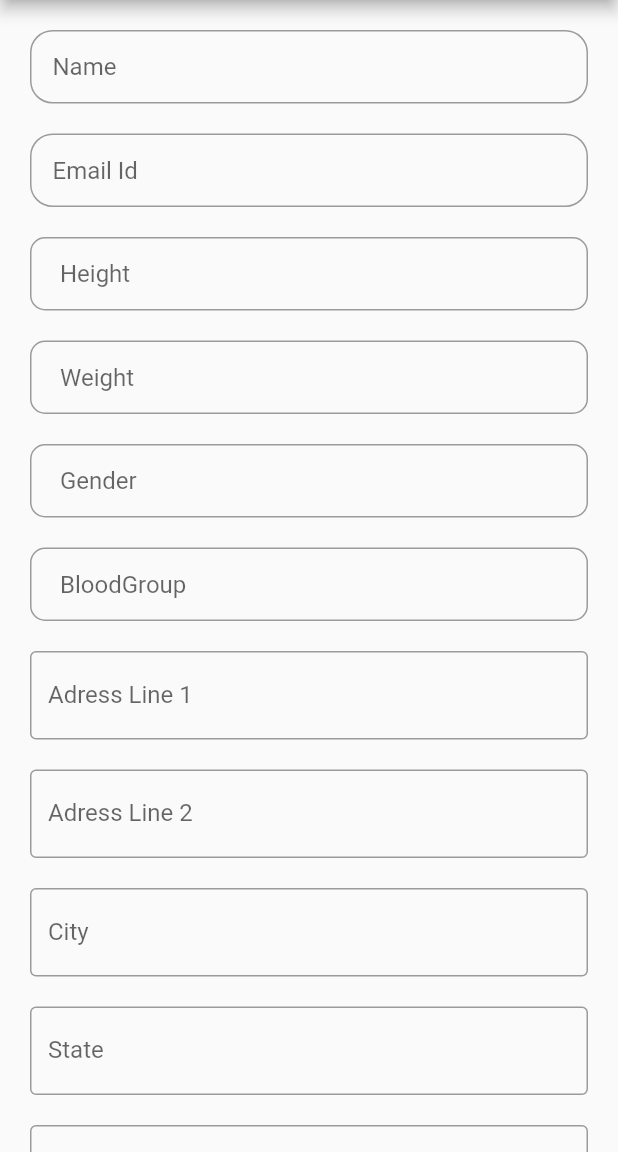
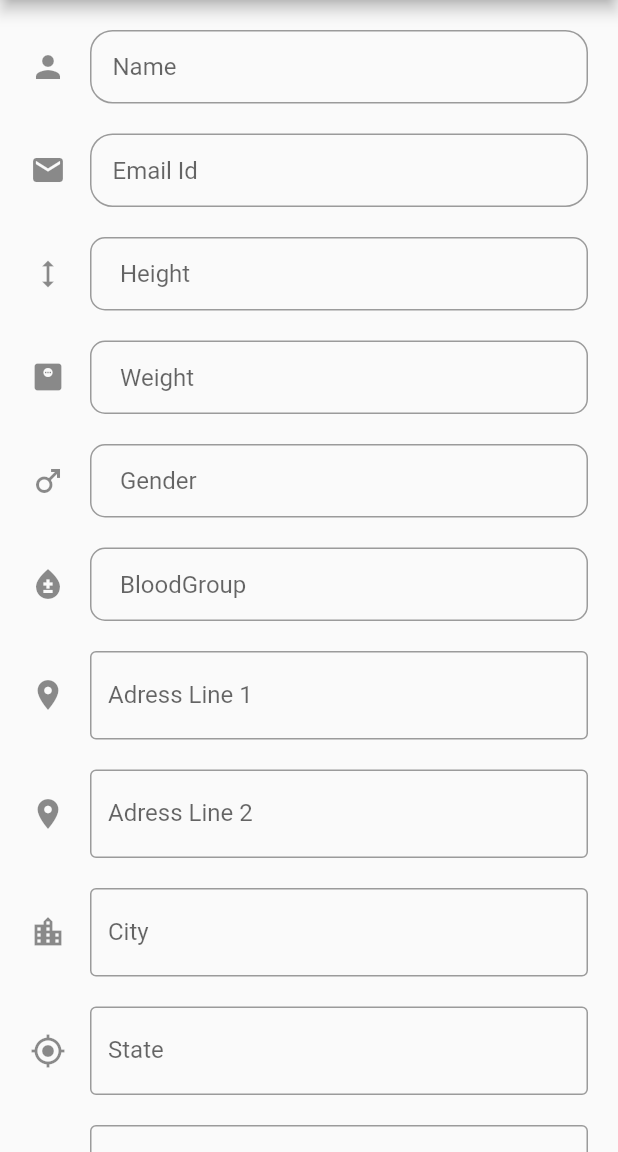
Before and after one commit to tnsmobilesolutions/tnshealth, a Flutter app: the SignupPage screen opened directly, on a phone screen of 412 x 824 dp, the part 84-1236 px from its top. Run offline on Flutter 3.47's test engine with Material 2 defaults, Android fonts, the phone set to English and light mode, and no system bars; our stand-ins replace animated_splash_screen, cloud_firestore, firebase_auth, firebase_core, firebase_storage, image_picker; accounts and stored records are empty.

Commit message:
signUp page

```diff
--- a/lib/API/userAPI.dart
+++ b/lib/API/userAPI.dart
@@ -82,6 +82,7 @@ class userAPI {
               'gender': _appUser.gender,
               'height': _appUser.height,
               'weight': _appUser.weight,
+              'country': _appUser.country,
               'phoneNumber': _appUser.phoneNumber,
               'address': [
                 {
--- a/lib/screen/signup.dart
+++ b/lib/screen/signup.dart
@@ -1,6 +1,5 @@
 import 'package:flutter/material.dart';
 
-import 'package:intl_phone_field/intl_phone_field.dart';
 import 'package:tnshealth/API/userAPI.dart';
 import 'package:tnshealth/model/addressmodel.dart';
 import 'package:tnshealth/model/usermodel.dart';
@@ -34,6 +33,7 @@ class _SignupPageState extends State<SignupPage> {
   final weightcontroller = TextEditingController();
   final gendercontroller = TextEditingController();
   final addresstypecontroller = TextEditingController();
+  final countrycontroller = TextEditingController();
 
   final kTextStyle = const TextStyle(fontSize: 20, fontWeight: FontWeight.bold);
   final kTabBar = const TextStyle(fontSize: 18, fontWeight: FontWeight.bold);
@@ -50,6 +50,7 @@ class _SignupPageState extends State<SignupPage> {
       textInputAction: TextInputAction.next,
       controller: fullnamecontroller,
       decoration: InputDecoration(
+          icon: const Icon(Icons.person),
           contentPadding: const EdgeInsets.all(15),
           hintText: 'Name',
           border: OutlineInputBorder(borderRadius: BorderRadius.circular(15))),
@@ -87,6 +88,7 @@ class _SignupPageState extends State<SignupPage> {
       },
       controller: emailcontroller,
       decoration: InputDecoration(
+          icon: const Icon(Icons.email),
           contentPadding: const EdgeInsets.all(15),
           hintText: 'Email Id',
           border: OutlineInputBorder(borderRadius: BorderRadius.circular(15))),
@@ -113,6 +115,7 @@ class _SignupPageState extends State<SignupPage> {
       },
       textInputAction: TextInputAction.next,
       decoration: InputDecoration(
+        icon: const Icon(Icons.password),
         contentPadding: const EdgeInsets.fromLTRB(20, 15, 20, 15),
         hintText: "Password",
         border: OutlineInputBorder(
@@ -138,6 +141,7 @@ class _SignupPageState extends State<SignupPage> {
       },
       textInputAction: TextInputAction.done,
       decoration: InputDecoration(
+        icon: const Icon(Icons.password),
         contentPadding: const EdgeInsets.fromLTRB(20, 15, 20, 15),
         hintText: "Confirm Password",
         border: OutlineInputBorder(
@@ -157,6 +161,7 @@ class _SignupPageState extends State<SignupPage> {
       },
       textInputAction: TextInputAction.next,
       decoration: InputDecoration(
+        icon: const Icon(Icons.height),
         contentPadding: const EdgeInsets.fromLTRB(20, 15, 20, 15),
         hintText: "Height",
         border: OutlineInputBorder(
@@ -174,6 +179,7 @@ class _SignupPageState extends State<SignupPage> {
       },
       textInputAction: TextInputAction.next,
       decoration: InputDecoration(
+        icon: const Icon(Icons.monitor_weight),
         contentPadding: const EdgeInsets.fromLTRB(20, 15, 20, 15),
         hintText: "Weight",
         border: OutlineInputBorder(
@@ -193,6 +199,7 @@ class _SignupPageState extends State<SignupPage> {
       },
       textInputAction: TextInputAction.next,
       decoration: InputDecoration(
+        icon: const Icon(Icons.bloodtype),
         contentPadding: const EdgeInsets.fromLTRB(20, 15, 20, 15),
         hintText: "BloodGroup",
         border: OutlineInputBorder(
@@ -212,6 +219,7 @@ class _SignupPageState extends State<SignupPage> {
       },
       textInputAction: TextInputAction.next,
       decoration: InputDecoration(
+        icon: const Icon(Icons.male),
         contentPadding: const EdgeInsets.fromLTRB(20, 15, 20, 15),
         hintText: "Gender",
         border: OutlineInputBorder(
@@ -234,7 +242,8 @@ class _SignupPageState extends State<SignupPage> {
             AppUser _appUser = AppUser(
               name: fullnamecontroller.text.trim(),
               email: emailcontroller.text.trim(),
-              phoneNumber: phonenumbercontroller.text,
+              country: countrycontroller.text,
+              phoneNumber: phonenumbercontroller.text.trim(),
               userId: const Uuid().v1(),
               address: [
                 Address(
@@ -271,7 +280,6 @@ class _SignupPageState extends State<SignupPage> {
                 ),
               );
             } else {
-              print('AppUser is null');
               ScaffoldMessenger.of(context).showSnackBar(
                 SnackBar(
                   backgroundColor: Theme.of(context).iconTheme.color,
@@ -318,6 +326,7 @@ class _SignupPageState extends State<SignupPage> {
                   textInputAction: TextInputAction.next,
                   controller: adressline1namecontroller,
                   decoration: const InputDecoration(
+                    icon: Icon(Icons.location_on),
                     border: OutlineInputBorder(),
                     labelText: 'Adress Line 1',
                   ),
@@ -327,6 +336,7 @@ class _SignupPageState extends State<SignupPage> {
                   textInputAction: TextInputAction.next,
                   controller: adressline2namecontroller,
                   decoration: const InputDecoration(
+                    icon: Icon(Icons.location_on),
                     border: OutlineInputBorder(),
                     labelText: 'Adress Line 2',
                   ),
@@ -336,6 +346,7 @@ class _SignupPageState extends State<SignupPage> {
                   textInputAction: TextInputAction.next,
                   controller: citycontroller,
                   decoration: const InputDecoration(
+                    icon: Icon(Icons.location_city),
                     border: OutlineInputBorder(),
                     labelText: 'City',
                   ),
@@ -345,6 +356,7 @@ class _SignupPageState extends State<SignupPage> {
                   textInputAction: TextInputAction.next,
                   controller: statecontroller,
                   decoration: const InputDecoration(
+                    icon: Icon(Icons.my_location),
                     border: OutlineInputBorder(),
                     labelText: 'State',
                   ),
@@ -355,6 +367,7 @@ class _SignupPageState extends State<SignupPage> {
                   keyboardType: TextInputType.number,
                   controller: pincodecontroller,
                   decoration: const InputDecoration(
+                    icon: Icon(Icons.location_pin),
                     border: OutlineInputBorder(),
                     labelText: 'PinCode',
                   ),
@@ -364,38 +377,72 @@ class _SignupPageState extends State<SignupPage> {
                   textInputAction: TextInputAction.next,
                   controller: addresstypecontroller,
                   decoration: const InputDecoration(
+                    icon: Icon(Icons.location_searching),
                     border: OutlineInputBorder(),
                     labelText: 'Address Type',
                   ),
                 ),
                 const SizedBox(height: 20),
-                IntlPhoneField(
+                TextField(
                   textInputAction: TextInputAction.next,
+                  controller: countrycontroller,
+                  decoration: const InputDecoration(
+                    icon: Icon(Icons.my_location),
+                    border: OutlineInputBorder(),
+                    labelText: 'Country',
+                  ),
+                ),
+                const SizedBox(height: 20),
+                TextFormField(
                   validator: (value) {
                     RegExp regex = RegExp(r'^.{10,}$');
                     if (value!.isEmpty) {
-                      return ("phone number cannot be Empty");
+                      return ("Please enter Phone Number");
                     }
                     if (!regex.hasMatch(value)) {
-                      return ("Enter Valid name(Min. 10 Character)");
+                      return ("Enter 10 Digit Mobile Number");
                     }
                     return null;
                   },
                   onSaved: (value) {
-                    phonenumbercontroller.text = value!.toString();
+                    phonenumbercontroller.text = value!;
                   },
+                  keyboardType: TextInputType.phone,
+                  textInputAction: TextInputAction.next,
                   controller: phonenumbercontroller,
                   decoration: const InputDecoration(
+                    icon: Icon(Icons.phone),
+                    border: OutlineInputBorder(),
                     labelText: 'Phone Number',
-                    border: OutlineInputBorder(
-                      borderSide: BorderSide(),
-                    ),
                   ),
-                  initialCountryCode: 'IN',
-                  onChanged: (phone) {
-                    // print(phone.completeNumber);
-                  },
                 ),
+                // IntlPhoneField(
+                //   textInputAction: TextInputAction.next,
+                //   validator: (value) {
+                //     RegExp regex = RegExp(r'^.{10,}$');
+                //     if (value!.isEmpty) {
+                //       return ("phone number cannot be Empty");
+                //     }
+                //     if (!regex.hasMatch(value)) {
+                //       return ("Enter Valid name(Min. 10 Character)");
+                //     }
+                //     return null;
+                //   },
+                //   onSaved: (value) {
+                //     phonenumbercontroller.text = value!.toString();
+                //   },
+                //   controller: phonenumbercontroller,
+                //   decoration: const InputDecoration(
+                //     labelText: 'Phone Number',
+                //     border: OutlineInputBorder(
+                //       borderSide: BorderSide(),
+                //     ),
+                //   ),
+                //   initialCountryCode: 'IN',
+                //   onChanged: (phone) {
+                //     // print(phone.completeNumber);
+                //   },
+                // ),
                 const SizedBox(height: 20),
                 password,
                 const SizedBox(height: 20),
--- a/pubspec.yaml
+++ b/pubspec.yaml
@@ -16,8 +16,6 @@ dependencies:
     sdk: flutter
 
   cupertino_icons: ^1.0.2
-
-  intl_phone_field: ^2.1.0
   image_picker: ^0.8.4+4
   flutter_speed_dial: ^5.0.0+1
   firebase_auth: ^3.3.6
@@ -26,7 +24,7 @@ dependencies:
   animated_splash_screen: ^1.2.0
   uuid: ^3.0.6
   firebase_storage: ^10.2.16
-  intl: ^0.17.0
+
 
 
 
```
Also changed, not shown: lib/model/usermodel.dart (+45 -13 lines), lib/screen/Profile/addNewAddress.dart (+19 -9 lines), lib/tabbar/diagnosis.dart (+18 -9 lines), pubspec.lock.
